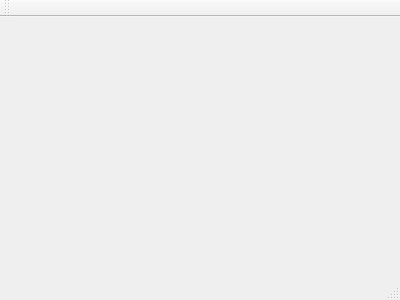
Before: the Qt Designer form led/led.ui in mangqu/LED_qt, drawn with Qt 5.
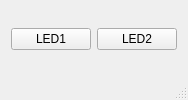
After: the same form once the commit is applied.

Commit message: 界面添加了两个按钮，分别代表LED1，LED2。红色代表亮，灰色代表灭，点击即改变对应LED的状态。

Diff of the .ui file:
```diff
--- a/led/led.ui
+++ b/led/led.ui
@@ -1,24 +1,42 @@
 <ui version="4.0">
  <class>led</class>
- <widget class="QMainWindow" name="led" >
-  <property name="geometry" >
+ <widget class="QMainWindow" name="led">
+  <property name="geometry">
    <rect>
     <x>0</x>
     <y>0</y>
-    <width>400</width>
-    <height>300</height>
+    <width>176</width>
+    <height>100</height>
    </rect>
   </property>
   <property name="windowTitle" >
    <string>led</string>
   </property>
-  <widget class="QMenuBar" name="menuBar" />
-  <widget class="QToolBar" name="mainToolBar" />
-  <widget class="QWidget" name="centralWidget" />
-  <widget class="QStatusBar" name="statusBar" />
+  <widget class="QWidget" name="centralWidget">
+   <layout class="QGridLayout" name="gridLayout">
+    <item row="0" column="0">
+     <layout class="QHBoxLayout" name="horizontalLayout">
+      <item>
+       <widget class="QPushButton" name="led1pushButton">
+        <property name="text">
+         <string>LED1</string>
+        </property>
+       </widget>
+      </item>
+      <item>
+       <widget class="QPushButton" name="led2pushButton">
+        <property name="text">
+         <string>LED2</string>
+        </property>
+       </widget>
+      </item>
+     </layout>
+    </item>
+   </layout>
+  </widget>
+  <widget class="QStatusBar" name="statusBar"/>
  </widget>
- <layoutDefault spacing="6" margin="11" />
- <pixmapfunction></pixmapfunction>
+ <layoutdefault spacing="6" margin="11"/>
  <resources/>
  <connections/>
 </ui>
```
Left out of the diff: 3 changed lines with no effect on the pictures. The commit also changes 4 other files.
